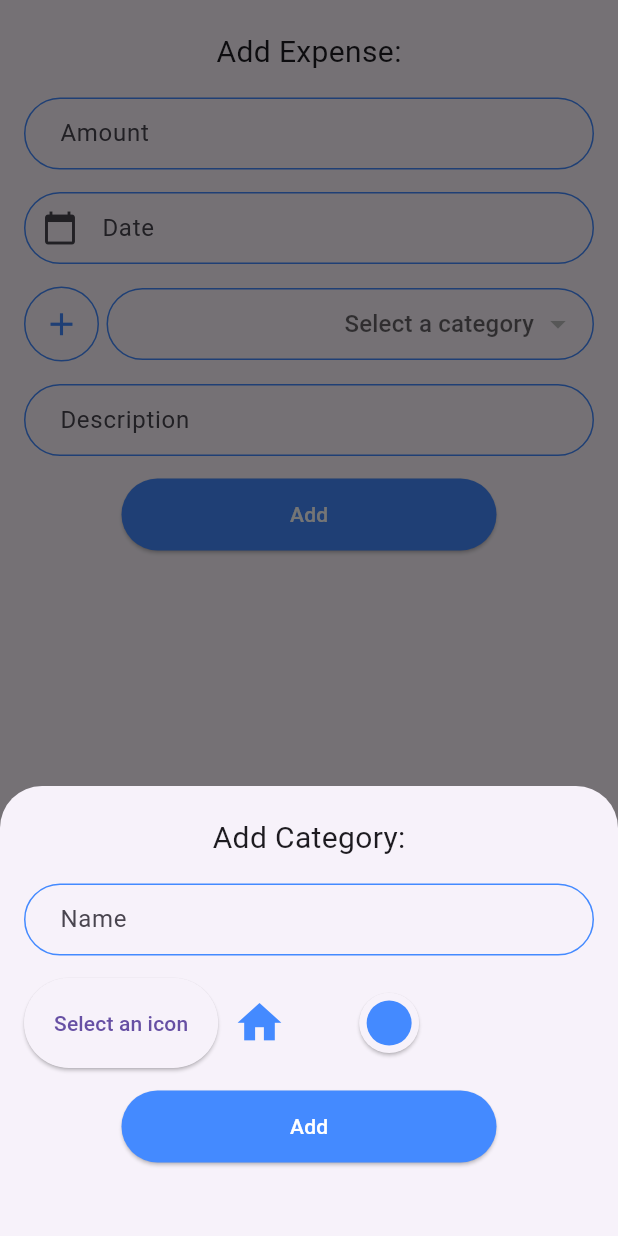
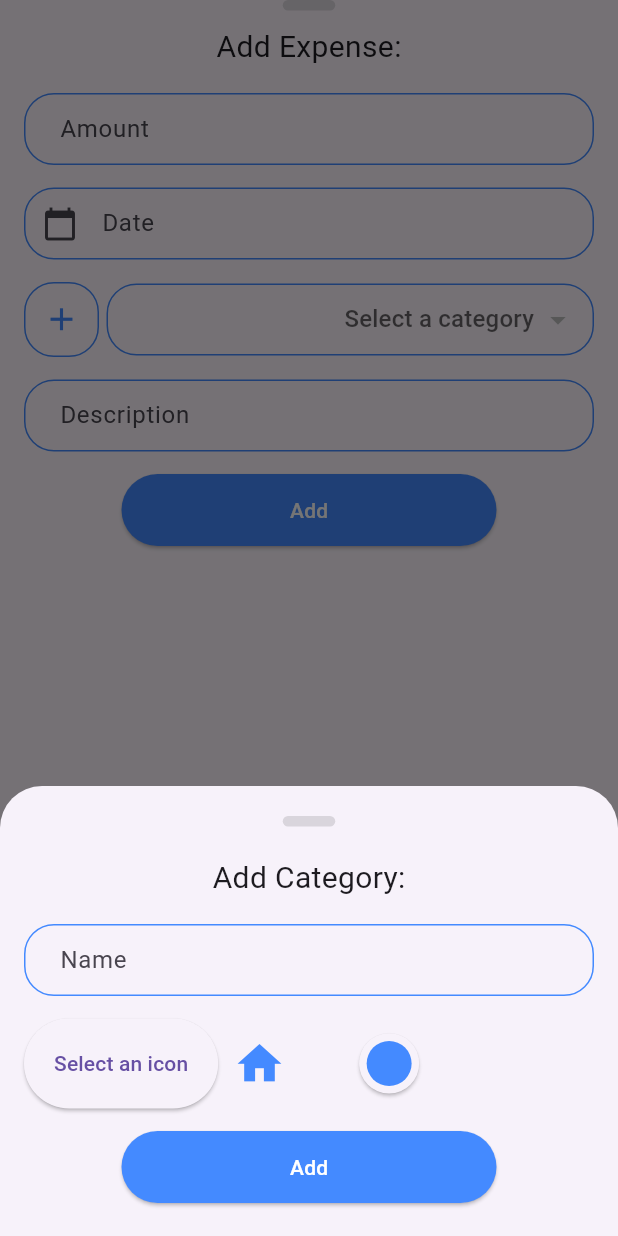
Before and after one commit to DusanCojic/PocketPal, a Flutter app: the AddExpense widget shown alone on an empty page, opened directly, after a tap on the "add" icon, on a phone screen of 412 x 824 dp. Run offline on Flutter 3.47's test engine with Material 3 defaults, Android fonts, the phone set to English and light mode, and no system bars; our stand-ins replace flutter_colorpicker, flutter_slidable, flutter_svg, hive, hive_flutter, persistent_bottom_nav_bar; missing offline and left inert: flutter_iconpicker; accounts and stored records are empty; generated files the repository leaves out were written again.

Commit message:
feat: Expense screen redesign

```diff
--- a/lib/service/persistent_expense_service.dart
+++ b/lib/service/persistent_expense_service.dart
@@ -19,6 +19,7 @@ class PersistentExpenseService implements ExpenseService {
   @override
   Future<void> deleteExpense(Expense expense) async {
     await box.delete(expense.key);
+    expensesChangeNotifier.notifySubscribers();
   }
 
   @override
--- a/lib/widgets/add_category.dart
+++ b/lib/widgets/add_category.dart
@@ -44,6 +44,17 @@ class _AddCategoryState extends State<AddCategory> {
       height: 300,
       child: Column(
         children: [
+          Padding(
+            padding: const EdgeInsets.only(top: 20.0),
+            child: Container(
+              width: 35,
+              height: 7,
+              decoration: BoxDecoration(
+                color: Colors.black12,
+                borderRadius: BorderRadius.circular(20.0),
+              ),
+            ),
+          ),
           const Padding(
             padding: EdgeInsets.only(top: 20.0),
             child: Text(
@@ -66,19 +77,19 @@ class _AddCategoryState extends State<AddCategory> {
                         borderSide: const BorderSide(
                           width: 3,
                         ),
-                        borderRadius: BorderRadius.circular(50.0),
+                        borderRadius: BorderRadius.circular(20.0),
                       ),
                       focusedBorder: OutlineInputBorder(
                         borderSide: const BorderSide(
                           color: Colors.blueAccent,
                         ),
-                        borderRadius: BorderRadius.circular(50.0),
+                        borderRadius: BorderRadius.circular(20.0),
                       ),
                       enabledBorder: OutlineInputBorder(
                         borderSide: const BorderSide(
                           color: Colors.blueAccent,
                         ),
-                        borderRadius: BorderRadius.circular(50.0),
+                        borderRadius: BorderRadius.circular(20.0),
                       ),
                       labelText: "Name",
                       contentPadding: const EdgeInsets.only(left: 20),
--- a/lib/widgets/add_expense.dart
+++ b/lib/widgets/add_expense.dart
@@ -42,8 +42,16 @@ class _AddExpenseState extends State<AddExpense> {
       height: 450,
       child: Column(
         children: [
+          Container(
+            width: 35,
+            height: 7,
+            decoration: BoxDecoration(
+              color: Colors.black12,
+              borderRadius: BorderRadius.circular(20.0),
+            ),
+          ),
           const Padding(
-            padding: EdgeInsets.only(top: 20.0),
+            padding: EdgeInsets.only(top: 10.0),
             child: Text(
               "Add Expense:",
               style: TextStyle(fontSize: 20.0),
@@ -59,6 +67,7 @@ class _AddExpenseState extends State<AddExpense> {
                     controller: _amountController,
                     keyboardType: TextInputType.number,
                     decoration: InputDecoration(
+                      fillColor: Colors.white,
                       errorText: fieldEmptyChecks[0]
                           ? "This field cannot be empty"
                           : null,
@@ -66,19 +75,19 @@ class _AddExpenseState extends State<AddExpense> {
                         borderSide: const BorderSide(
                           width: 3,
                         ),
-                        borderRadius: BorderRadius.circular(50.0),
+                        borderRadius: BorderRadius.circular(20.0),
                       ),
                       focusedBorder: OutlineInputBorder(
                         borderSide: const BorderSide(
                           color: Colors.blueAccent,
                         ),
-                        borderRadius: BorderRadius.circular(50.0),
+                        borderRadius: BorderRadius.circular(20.0),
                       ),
                       enabledBorder: OutlineInputBorder(
                         borderSide: const BorderSide(
                           color: Colors.blueAccent,
                         ),
-                        borderRadius: BorderRadius.circular(50.0),
+                        borderRadius: BorderRadius.circular(20.0),
                       ),
                       labelText: "Amount",
                       contentPadding: const EdgeInsets.only(left: 20),
@@ -101,19 +110,19 @@ class _AddExpenseState extends State<AddExpense> {
                           borderSide: const BorderSide(
                             width: 3,
                           ),
-                          borderRadius: BorderRadius.circular(50.0),
+                          borderRadius: BorderRadius.circular(20.0),
                         ),
                         focusedBorder: OutlineInputBorder(
                           borderSide: const BorderSide(
                             color: Colors.blueAccent,
                           ),
-                          borderRadius: BorderRadius.circular(50.0),
+                          borderRadius: BorderRadius.circular(20.0),
                         ),
                         enabledBorder: OutlineInputBorder(
                           borderSide: const BorderSide(
                             color: Colors.blueAccent,
                           ),
-                          borderRadius: BorderRadius.circular(50.0),
+                          borderRadius: BorderRadius.circular(20.0),
                         ),
                       ),
                       readOnly: true,
@@ -134,7 +143,7 @@ class _AddExpenseState extends State<AddExpense> {
                                 color: Colors.blueAccent,
                                 width: 1.0,
                               ),
-                              borderRadius: BorderRadius.circular(50.0),
+                              borderRadius: BorderRadius.circular(20.0),
                             ),
                             child: IconButton(
                               onPressed: () {
@@ -169,7 +178,7 @@ class _AddExpenseState extends State<AddExpense> {
                               contentPadding: const EdgeInsets.fromLTRB(
                                   20.0, 10.0, 20.0, 10.0),
                               border: OutlineInputBorder(
-                                borderRadius: BorderRadius.circular(50.0),
+                                borderRadius: BorderRadius.circular(20.0),
                                 borderSide: const BorderSide(
                                   color: Colors.blueAccent,
                                 ),
@@ -178,13 +187,13 @@ class _AddExpenseState extends State<AddExpense> {
                                 borderSide: const BorderSide(
                                   color: Colors.blueAccent,
                                 ),
-                                borderRadius: BorderRadius.circular(50.0),
+                                borderRadius: BorderRadius.circular(20.0),
                               ),
                               focusedBorder: OutlineInputBorder(
                                 borderSide: const BorderSide(
                                   color: Colors.blueAccent,
                                 ),
-                                borderRadius: BorderRadius.circular(50.0),
+                                borderRadius: BorderRadius.circular(20.0),
                               ),
                             ),
                             onChanged: (value) {
@@ -218,19 +227,19 @@ class _AddExpenseState extends State<AddExpense> {
                           borderSide: const BorderSide(
                             width: 3,
                           ),
-                          borderRadius: BorderRadius.circular(50.0),
+                          borderRadius: BorderRadius.circular(20.0),
                         ),
                         focusedBorder: OutlineInputBorder(
                           borderSide: const BorderSide(
                             color: Colors.blueAccent,
                           ),
-                          borderRadius: BorderRadius.circular(50.0),
+                          borderRadius: BorderRadius.circular(20.0),
                         ),
                         enabledBorder: OutlineInputBorder(
                           borderSide: const BorderSide(
                             color: Colors.blueAccent,
                           ),
-                          borderRadius: BorderRadius.circular(50.0),
+                          borderRadius: BorderRadius.circular(20.0),
                         ),
                         labelText: "Description",
                         contentPadding: const EdgeInsets.only(left: 20),
--- a/pubspec.yaml
+++ b/pubspec.yaml
@@ -20,6 +20,8 @@ dependencies:
   persistent_bottom_nav_bar: ^5.0.2
   flutter_iconpicker: ^3.2.4
   flutter_colorpicker: ^1.1.0
+  flutter_slidable: ^3.1.1
+  flutter_svg: ^1.1.0
 
   # Testing packages
   mockito: ^5.4.4
```
Also changed, not shown: lib/screens/expense_screen.dart (+1 -10 lines), lib/widgets/bottom_bar.dart (+27 -12 lines), lib/widgets/expense_card.dart (+21 -8 lines), lib/widgets/expense_list.dart (+22 -1 lines), lib/widgets/total_expense_card.dart (+28 -21 lines), assets/sun-tornado.png (added), pubspec.lock.
